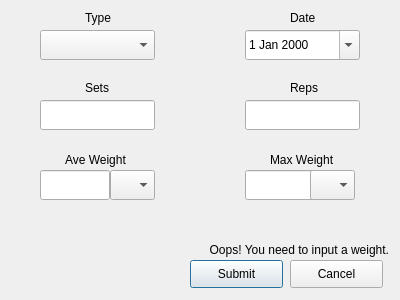
This is ui/workoutDialog.ui in ncerdan/Wall-Witness as Qt 5 draws it before an edit. The edited form follows.
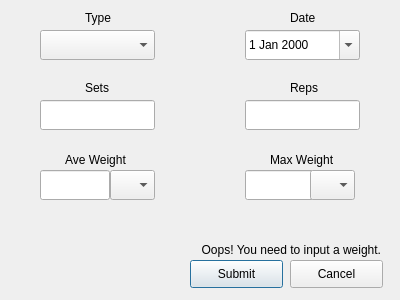
This is the edited form.

Commit message: started working on session dialog

```diff
--- a/ui/workoutDialog.ui
+++ b/ui/workoutDialog.ui
@@ -189,7 +189,7 @@
   <widget class="QLabel" name="warningLabel">
    <property name="geometry">
     <rect>
-     <x>138</x>
+     <x>130</x>
      <y>240</y>
      <width>251</width>
      <height>20</height>
```
The commit also changes 7 other files.
